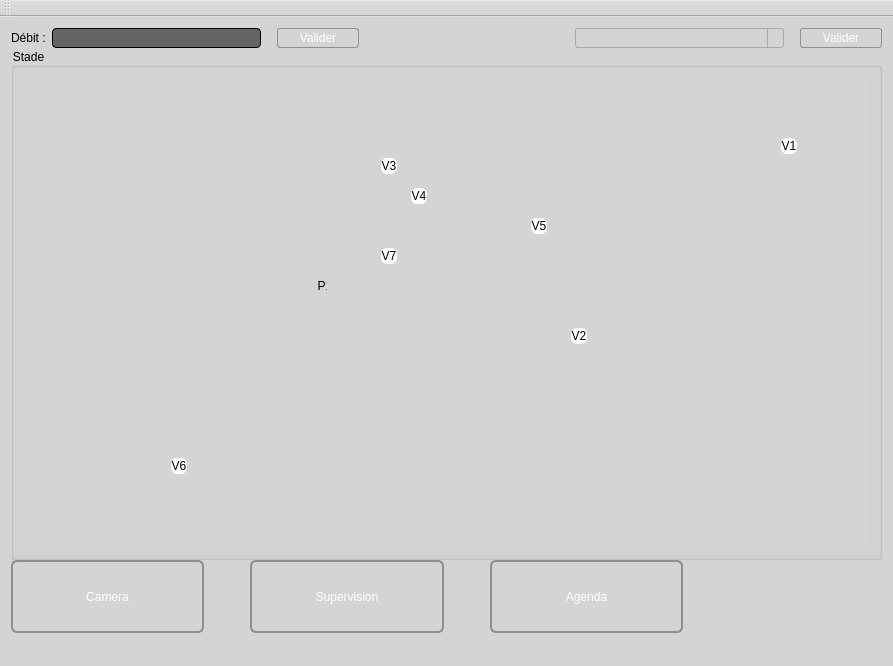
This is mainwindow.ui in CalmettesT/Projet-BTS as Qt 5 draws it before an edit. The edited form follows.
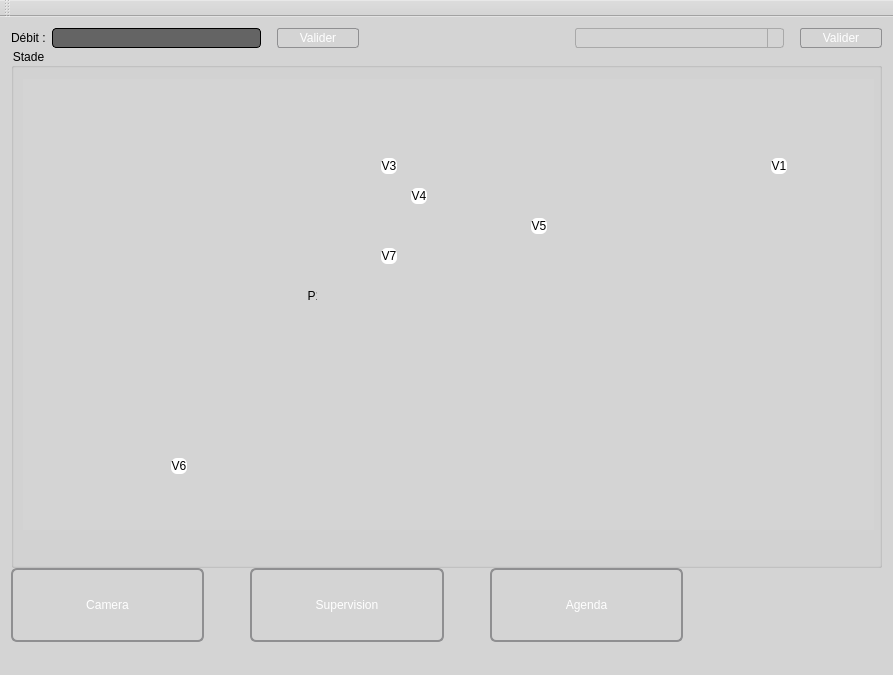
This is the edited form. Icons and pictures are not drawn. Custom widgets are drawn as their Qt base class.

```diff
--- a/mainwindow.ui
+++ b/mainwindow.ui
@@ -7,7 +7,7 @@
     <x>0</x>
     <y>0</y>
     <width>893</width>
-    <height>666</height>
+    <height>675</height>
    </rect>
   </property>
   <property name="windowTitle">
@@ -260,31 +260,6 @@
         <property name="title">
          <string>Stade</string>
         </property>
-        <layout class="QGridLayout" name="gridLayout_6">
-         <item row="0" column="0">
-          <widget class="QLabel" name="imgParc">
-           <property name="minimumSize">
-            <size>
-             <width>428</width>
-             <height>224</height>
-            </size>
-           </property>
-           <property name="styleSheet">
-            <string notr="true">font: 8pt &quot;MS Shell Dlg 2&quot;;
-image: url(:/img/parc.jpg);</string>
-           </property>
-           <property name="text">
-            <string/>
-           </property>
-           <property name="scaledContents">
-            <bool>true</bool>
-           </property>
-           <property name="alignment">
-            <set>Qt::AlignJustify|Qt::AlignVCenter</set>
-           </property>
-          </widget>
-         </item>
-        </layout>
         <widget class="QPushButton" name="BoutonVanne3">
          <property name="geometry">
           <rect>
@@ -360,42 +335,11 @@
           <string>V5</string>
          </property>
         </widget>
-        <widget class="QPushButton" name="BoutonVanne2">
-         <property name="geometry">
-          <rect>
-           <x>560</x>
-           <y>280</y>
-           <width>16</width>
-           <height>16</height>
-          </rect>
-         </property>
-         <property name="sizePolicy">
-          <sizepolicy hsizetype="Fixed" vsizetype="Fixed">
-           <horstretch>0</horstretch>
-           <verstretch>0</verstretch>
-          </sizepolicy>
-         </property>
-         <property name="sizeIncrement">
-          <size>
-           <width>16</width>
-           <height>16</height>
-          </size>
-         </property>
-         <property name="styleSheet">
-          <string notr="true">border: none;
-background-color: rgb(255, 255, 255);
-color: rgb(0, 0, 0);
-border-radius: 6px;</string>
-         </property>
-         <property name="text">
-          <string>V2</string>
-         </property>
-        </widget>
         <widget class="QPushButton" name="BoutonVanne1">
          <property name="geometry">
           <rect>
-           <x>770</x>
-           <y>90</y>
+           <x>760</x>
+           <y>110</y>
            <width>16</width>
            <height>16</height>
           </rect>
@@ -469,8 +413,8 @@
         <widget class="QLedLabel" name="pompe1">
          <property name="geometry">
           <rect>
-           <x>300</x>
-           <y>230</y>
+           <x>290</x>
+           <y>240</y>
            <width>16</width>
            <height>16</height>
           </rect>
@@ -485,12 +429,71 @@
           <string>  P1</string>
          </property>
         </widget>
-        <zorder>BoutonVanne1</zorder>
+        <widget class="QLabel" name="imgParc">
+         <property name="geometry">
+          <rect>
+           <x>12</x>
+           <y>31</y>
+           <width>851</width>
+           <height>451</height>
+          </rect>
+         </property>
+         <property name="minimumSize">
+          <size>
+           <width>428</width>
+           <height>224</height>
+          </size>
+         </property>
+         <property name="styleSheet">
+          <string notr="true">font: 8pt &quot;MS Shell Dlg 2&quot;;
+image: url(:/img/parc.jpg);</string>
+         </property>
+         <property name="text">
+          <string/>
+         </property>
+         <property name="scaledContents">
+          <bool>true</bool>
+         </property>
+         <property name="alignment">
+          <set>Qt::AlignJustify|Qt::AlignVCenter</set>
+         </property>
+        </widget>
+        <widget class="QPushButton" name="BoutonVanne2">
+         <property name="geometry">
+          <rect>
+           <x>340</x>
+           <y>50</y>
+           <width>16</width>
+           <height>16</height>
+          </rect>
+         </property>
+         <property name="sizePolicy">
+          <sizepolicy hsizetype="Fixed" vsizetype="Fixed">
+           <horstretch>0</horstretch>
+           <verstretch>0</verstretch>
+          </sizepolicy>
+         </property>
+         <property name="sizeIncrement">
+          <size>
+           <width>16</width>
+           <height>16</height>
+          </size>
+         </property>
+         <property name="styleSheet">
+          <string notr="true">border: none;
+background-color: rgb(255, 255, 255);
+color: rgb(0, 0, 0);
+border-radius: 6px;</string>
+         </property>
+         <property name="text">
+          <string>V2</string>
+         </property>
+        </widget>
         <zorder>imgParc</zorder>
+        <zorder>BoutonVanne1</zorder>
         <zorder>BoutonVanne6</zorder>
         <zorder>BoutonVanne4</zorder>
         <zorder>BoutonVanne3</zorder>
-        <zorder>BoutonVanne2</zorder>
         <zorder>BoutonVanne5</zorder>
         <zorder>BoutonVanne7</zorder>
         <zorder>pompe1</zorder>
```
